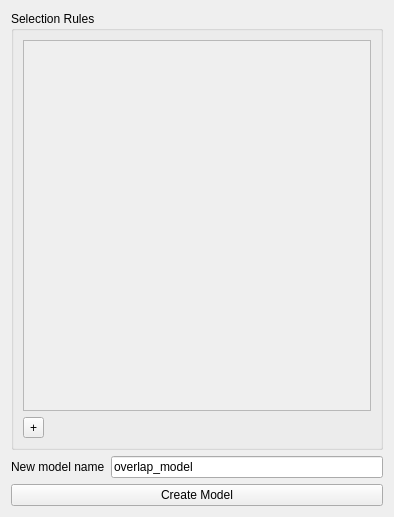
First picture: the form in src/beadOverlap.ui, repository TheWizier/Genome-Tools-for-ChimeraX, before the edit.
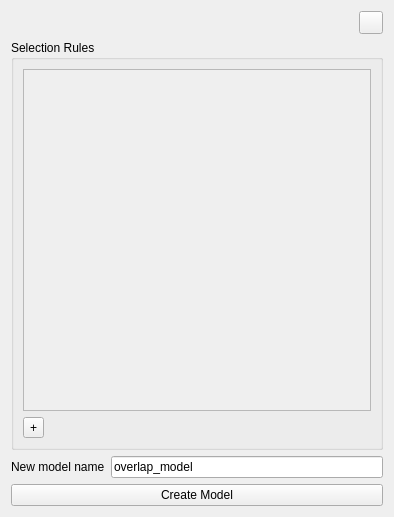
Second picture: the form after the edit.

Commit message: Added info button and dialog for bead overlap tool, removed "?" button from 2 dialogs that didn't use them

The edit to the form file:
```diff
--- a/src/beadOverlap.ui
+++ b/src/beadOverlap.ui
@@ -14,6 +14,26 @@
    <string>Form</string>
   </property>
   <layout class="QVBoxLayout" name="verticalLayout">
+   <item>
+    <layout class="QHBoxLayout" name="horizontalLayout">
+     <item>
+      <spacer name="horizontalSpacer">
+       <property name="orientation">
+        <enum>Qt::Horizontal</enum>
+       </property>
+       <property name="sizeHint" stdset="0">
+        <size>
+         <width>40</width>
+         <height>20</height>
+        </size>
+       </property>
+      </spacer>
+     </item>
+     <item>
+      <widget class="QToolButton" name="infoButton"/>
+     </item>
+    </layout>
+   </item>
    <item>
     <widget class="QGroupBox" name="groupBox">
      <property name="title">
@@ -34,7 +54,7 @@
            <x>0</x>
            <y>0</y>
            <width>354</width>
-           <height>382</height>
+           <height>352</height>
           </rect>
          </property>
          <layout class="QVBoxLayout" name="scrollAreaWidgetContentsLayout">
```
The commit also changes 8 other files.
